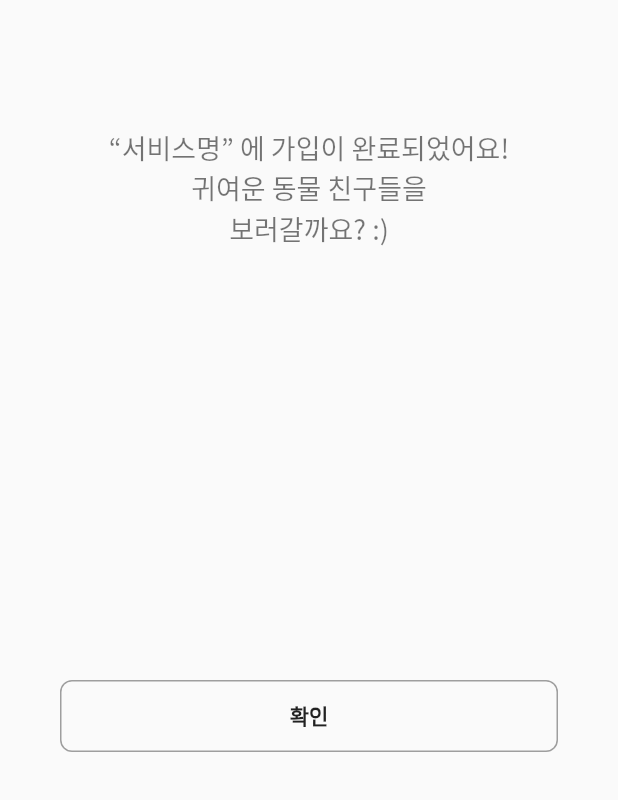
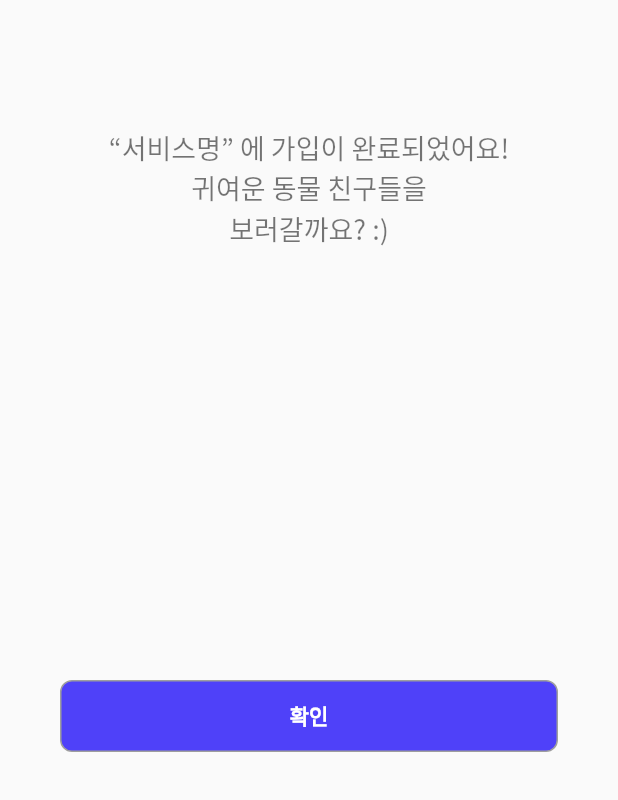
Before and after one commit to sirasatarato/hipet-flutter, a Flutter app: the JoinFinPage screen opened directly, on a phone screen of 412 x 824 dp, the part 436-1236 px from its top. Run offline on Flutter 3.47's test engine with Material 2 defaults, Android fonts, the phone set to English and light mode, and no system bars; our stand-ins replace fluttericon, get.

Commit message:
Add color property on WidestButton

```diff
--- a/hipet/lib/src/pages/sign/join_fin_page.dart
+++ b/hipet/lib/src/pages/sign/join_fin_page.dart
@@ -30,7 +30,7 @@ class JoinFinPage extends StatelessWidget {
               child: Container(
                 width: MediaQuery.of(context).size.width - 80,
                 height: 48,
-                child: WidestButton('확인'),
+                child: WidestButton('확인', isColored: true),
               ),
             ),
           ),
--- a/hipet/lib/src/pages/sign/sign_process_frame.dart
+++ b/hipet/lib/src/pages/sign/sign_process_frame.dart
@@ -3,6 +3,7 @@ import 'package:fluttericon/mfg_labs_icons.dart';
 import 'package:get/get.dart';
 import 'package:hipet/src/controller/sign_up_nav_controller.dart';
 
+// ignore: must_be_immutable
 class SignProcessFrame extends StatelessWidget {
   var signNavController = Get.put(SignUpNavController());
 
--- a/hipet/lib/src/widgets/widest_button.dart
+++ b/hipet/lib/src/widgets/widest_button.dart
@@ -3,8 +3,9 @@ import 'package:flutter/material.dart';
 class WidestButton extends StatelessWidget {
   final String text;
   final String? imageAsset;
+  final bool isColored;
 
-  const WidestButton(this.text, {this.imageAsset});
+  const WidestButton(this.text, {this.imageAsset, this.isColored = false});
 
   @override
   Widget build(BuildContext context) {
@@ -13,6 +14,7 @@ class WidestButton extends StatelessWidget {
       decoration: BoxDecoration(
         border: Border.all(color: Colors.grey),
         borderRadius: BorderRadius.circular(8),
+        color: isColored ? Theme.of(context).accentColor : Colors.white,
       ),
       child: Row(
         crossAxisAlignment: CrossAxisAlignment.center,
@@ -29,7 +31,9 @@ class WidestButton extends StatelessWidget {
             child: Center(
               child: Text(
                   text,
-                  style: Theme.of(context).textTheme.button,
+                  style: Theme.of(context).textTheme.button!.copyWith(
+                    color: isColored ? Colors.white : Colors.black,
+                  ),
               ),
             ),
           ),
```
